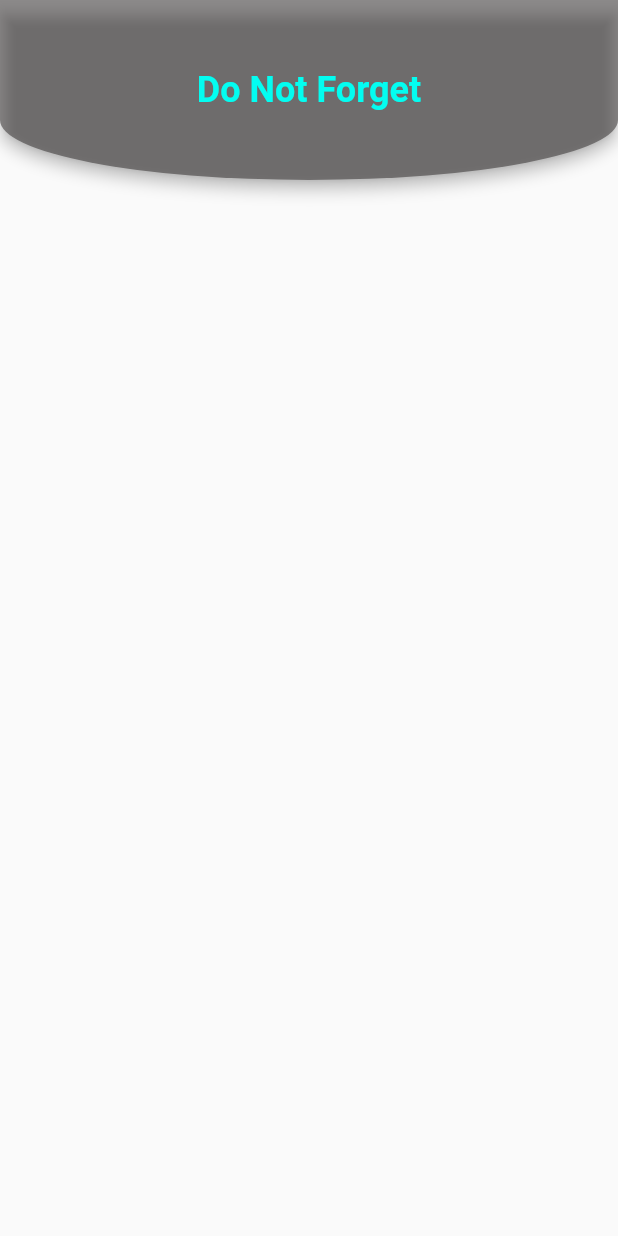
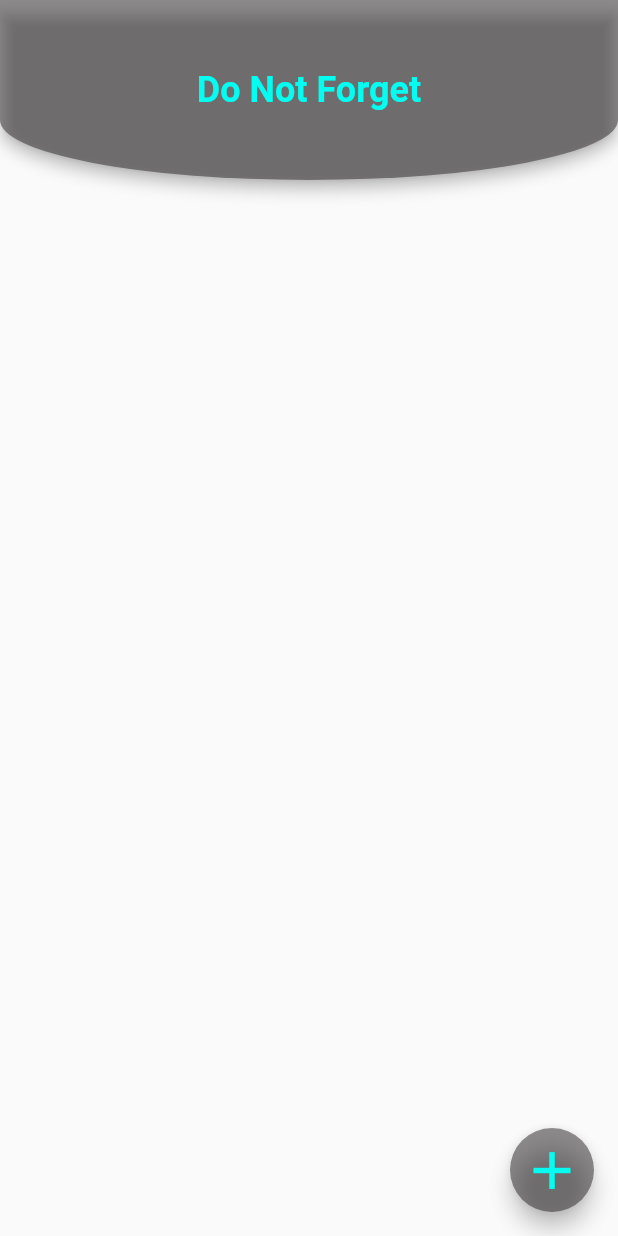
Before and after one commit to patryklaskowski1/do_not_forget, a Flutter app: the screen it shows after launch, on a phone screen of 412 x 824 dp. Run offline on Flutter 3.47's test engine with Material 2 defaults, Android fonts, the phone set to English and light mode, and no system bars.

Commit message:
Create FloatingActionButton

```diff
--- a/lib/main.dart
+++ b/lib/main.dart
@@ -30,6 +30,15 @@ class MyApp extends StatelessWidget {
           centerTitle: true,
           backgroundColor: const Color.fromARGB(129, 41, 37, 37),
         ),
+        floatingActionButton: FloatingActionButton(
+          onPressed: () {},
+          backgroundColor: const Color.fromARGB(129, 41, 37, 37),
+          child: const Icon(
+            Icons.add,
+            color: Color.fromARGB(255, 3, 253, 241),
+            size: 42,
+          ),
+        ),
       ),
     );
   }
```
